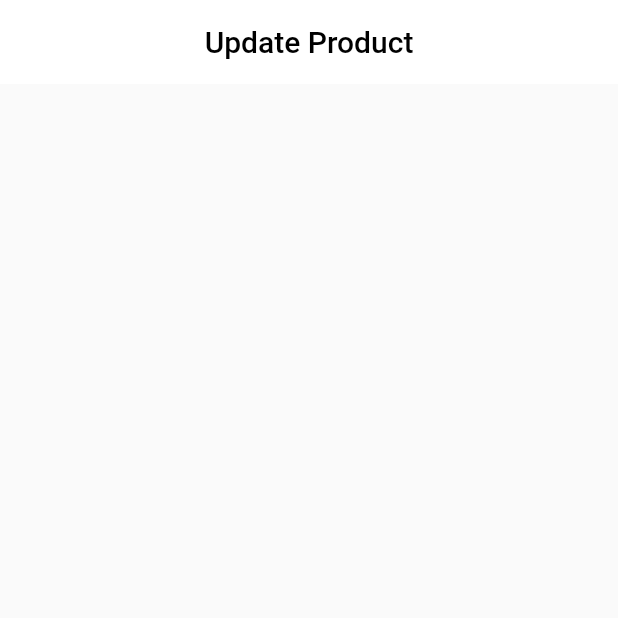
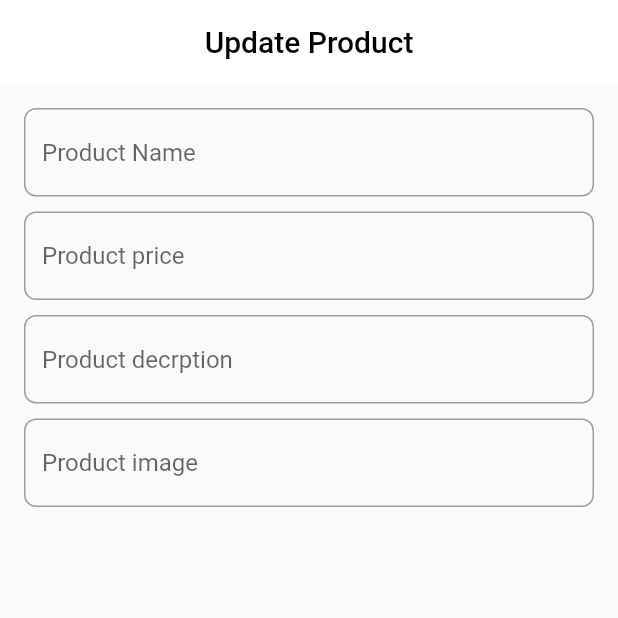
Before and after one commit to Mahmoudali55/store_app, a Flutter app: the UpdateProductPage screen opened by its route, on a phone screen of 412 x 824 dp, the top half of it. Run offline on Flutter 3.47's test engine with Material 2 defaults, Android fonts, the phone set to English and light mode, and no system bars; our stand-ins replace font_awesome_flutter; network calls fail.

Commit message:
create_textfiled

```diff
--- a/lib/screen/update_product_page.dart
+++ b/lib/screen/update_product_page.dart
@@ -2,6 +2,7 @@
 
 import 'package:flutter/material.dart';
 import 'package:story_app/widget/appbar_widget.dart';
+import 'package:story_app/widget/custom_textfield.dart';
 
 class UpdateProductPage extends StatelessWidget {
   const UpdateProductPage({super.key});
@@ -10,6 +11,34 @@ class UpdateProductPage extends StatelessWidget {
   Widget build(BuildContext context) {
     return Scaffold(
       appBar: buliderappBar(text: 'Update Product', color: Colors.transparent),
+      body: Padding(
+        padding: const EdgeInsets.all(16),
+        child: Column(
+          children: [
+            CustomFormTextField(
+              hintText: 'Product Name',
+            ),
+            SizedBox(
+              height: 10,
+            ),
+            CustomFormTextField(
+              hintText: 'Product price',
+            ),
+            SizedBox(
+              height: 10,
+            ),
+            CustomFormTextField(
+              hintText: 'Product decrption',
+            ),
+            SizedBox(
+              height: 10,
+            ),
+            CustomFormTextField(
+              hintText: 'Product image',
+            ),
+          ],
+        ),
+      ),
     );
   }
 }
--- /dev/null
+++ b/lib/widget/custom_textfield.dart
@@ -0,0 +1,40 @@
+// ignore_for_file: prefer_const_constructors
+
+import 'package:flutter/material.dart';
+
+class CustomFormTextField extends StatelessWidget {
+  CustomFormTextField(
+      {this.hintText, this.onChanged, this.obscureText = false});
+  Function(String)? onChanged;
+  String? hintText;
+
+  bool? obscureText;
+  @override
+  Widget build(BuildContext context) {
+    return TextFormField(
+      obscureText: obscureText!,
+      validator: (data) {
+        if (data!.isEmpty) {
+          return 'field is required';
+        }
+      },
+      onChanged: onChanged,
+      decoration: InputDecoration(
+        hintText: hintText,
+        hintStyle: TextStyle(),
+        enabledBorder: OutlineInputBorder(
+          borderRadius: BorderRadius.circular(8),
+          borderSide: BorderSide(
+            color: Colors.grey,
+          ),
+        ),
+        border: OutlineInputBorder(
+          borderRadius: BorderRadius.circular(8),
+          borderSide: BorderSide(
+            color: Colors.grey,
+          ),
+        ),
+      ),
+    );
+  }
+}
```
Also changed, not shown: lib/widget/custom_button.dart (added).
